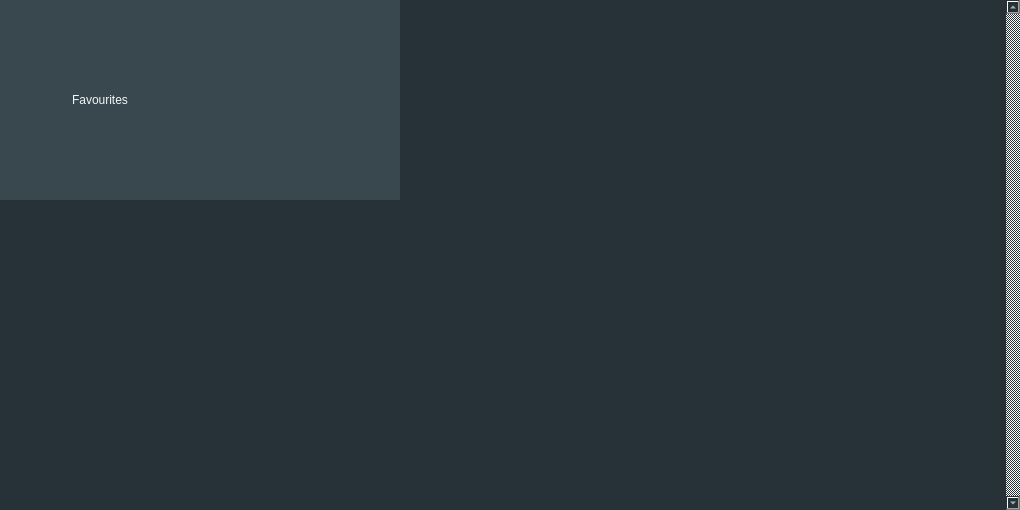
The window that source/ui/myfonts_folders.ui (letelete/Fontly) describes before a commit, drawn with Qt 5.
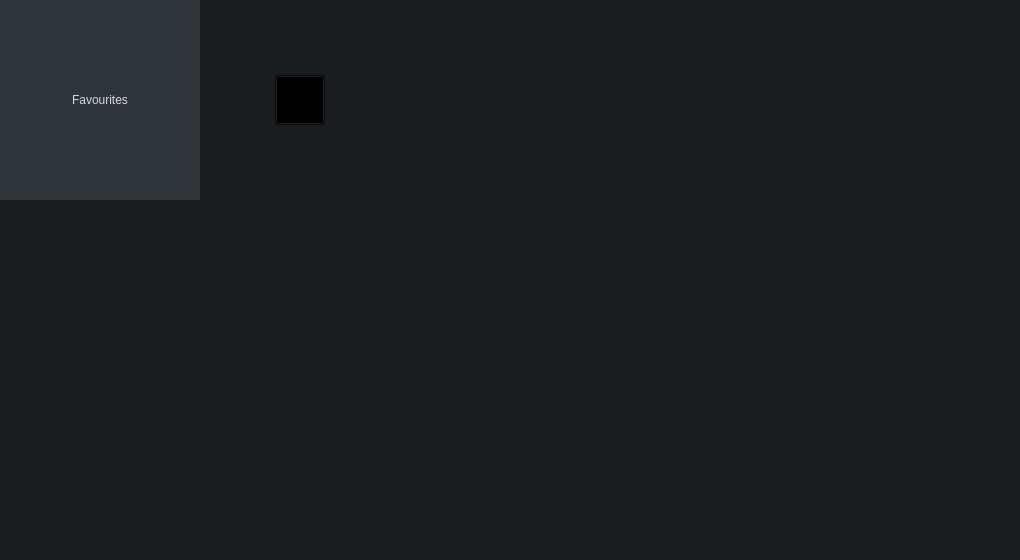
The same window after the commit. Icons and pictures are not drawn.

```diff
--- a/source/ui/myfonts_folders.ui
+++ b/source/ui/myfonts_folders.ui
@@ -7,15 +7,75 @@
     <x>0</x>
     <y>0</y>
     <width>1020</width>
-    <height>510</height>
+    <height>560</height>
    </rect>
   </property>
   <property name="windowTitle">
    <string>Form</string>
   </property>
   <property name="styleSheet">
-   <string notr="true">QPushButton#addNewFolderIcon { image: url(:/assets/icons/addNewFolder.png);}
-QPushButton#addNewFolderIcon:hover { image: url(:/assets/icons/addNewFolderHOVER.png);}</string>
+   <string notr="true">QWidget  {
+	background-color: #191d20;
+}
+
+* {
+	font: 57 12pt &quot;Roboto Medium&quot;;
+}
+
+QPushButton#addNewFolderIcon { 
+	image: url(:/assets/icons/addNewFolder.svg);
+}
+QPushButton#addNewFolderIcon:hover { 
+	image: url(:/assets/icons/addNewFolderHOVER.svg);
+}
+
+/* SLIDER */
+
+
+/*  SCROLLBAR */
+
+QListView:focus {
+   border: none;
+   outline: none;
+}
+
+QScrollBar:vertical {
+     background: #191d20;
+     width: 15px;
+     margin: 22px 0 22px 0;
+ }
+ QScrollBar::handle:vertical {
+     background: rgb(74, 85, 95);
+     min-height: 20px;
+ }
+
+ QScrollBar::handle:vertical:hover {
+     background:rgb(99, 114, 127)
+ }
+
+ QScrollBar::add-line:vertical {
+     background: #191d20;
+     height: 20px;
+     subcontrol-position: bottom;
+     subcontrol-origin: margin;
+ }
+
+ QScrollBar::sub-line:vertical {
+     background: #191d20;
+     height: 20px;
+     subcontrol-position: top;
+     subcontrol-origin: margin;
+ }
+ QScrollBar::up-arrow:vertical, QScrollBar::down-arrow:vertical {
+     border: none;
+     width: 3px;
+     height: 3px;
+     background: #37474f;
+ }
+
+ QScrollBar::add-page:vertical, QScrollBar::sub-page:vertical {
+     background: #191d20;
+ }</string>
   </property>
   <widget class="QListWidget" name="listWidget">
    <property name="geometry">
@@ -23,21 +83,23 @@
      <x>0</x>
      <y>0</y>
      <width>1020</width>
-     <height>510</height>
+     <height>560</height>
     </rect>
    </property>
+   <property name="sizePolicy">
+    <sizepolicy hsizetype="Fixed" vsizetype="Fixed">
+     <horstretch>0</horstretch>
+     <verstretch>0</verstretch>
+    </sizepolicy>
+   </property>
    <property name="styleSheet">
-    <string notr="true">background-color: rgb(39, 50, 56); 
-font: 25 12pt &quot;Roboto&quot;;
-color: #f5f5f5;
-
-</string>
+    <string notr="true"/>
    </property>
    <property name="frameShape">
     <enum>QFrame::NoFrame</enum>
    </property>
    <property name="verticalScrollBarPolicy">
-    <enum>Qt::ScrollBarAlwaysOn</enum>
+    <enum>Qt::ScrollBarAsNeeded</enum>
    </property>
    <property name="horizontalScrollBarPolicy">
     <enum>Qt::ScrollBarAlwaysOff</enum>
@@ -71,19 +133,20 @@
     </rect>
    </property>
    <property name="styleSheet">
-    <string notr="true">background-color: rgb(57, 71, 79);
-color: #f5f5f5;
-border: none;</string>
+    <string notr="true">background-color: rgba(0,0,0,0);</string>
    </property>
    <widget class="QPushButton" name="addNewFolderIcon">
     <property name="geometry">
      <rect>
-      <x>65</x>
-      <y>65</y>
-      <width>70</width>
-      <height>70</height>
+      <x>75</x>
+      <y>75</y>
+      <width>50</width>
+      <height>50</height>
      </rect>
     </property>
+    <property name="styleSheet">
+     <string notr="true"/>
+    </property>
     <property name="text">
      <string/>
     </property>
@@ -99,9 +162,7 @@
     </rect>
    </property>
    <property name="styleSheet">
-    <string notr="true">background-color: rgb(57, 71, 79);
-color: #f5f5f5;
-border: none;</string>
+    <string notr="true"/>
    </property>
    <widget class="QLabel" name="label">
     <property name="geometry">
@@ -113,7 +174,8 @@
      </rect>
     </property>
     <property name="styleSheet">
-     <string notr="true"/>
+     <string notr="true">background-color: rgb(45, 52, 58);
+color: #d9d9d9;</string>
     </property>
     <property name="text">
      <string>&lt;html&gt;&lt;head/&gt;&lt;body&gt;&lt;p align=&quot;center&quot;&gt;Favourites&lt;/p&gt;&lt;/body&gt;&lt;/html&gt;</string>
```
Left out of the diff: 5 changed lines with no effect on the pictures.
